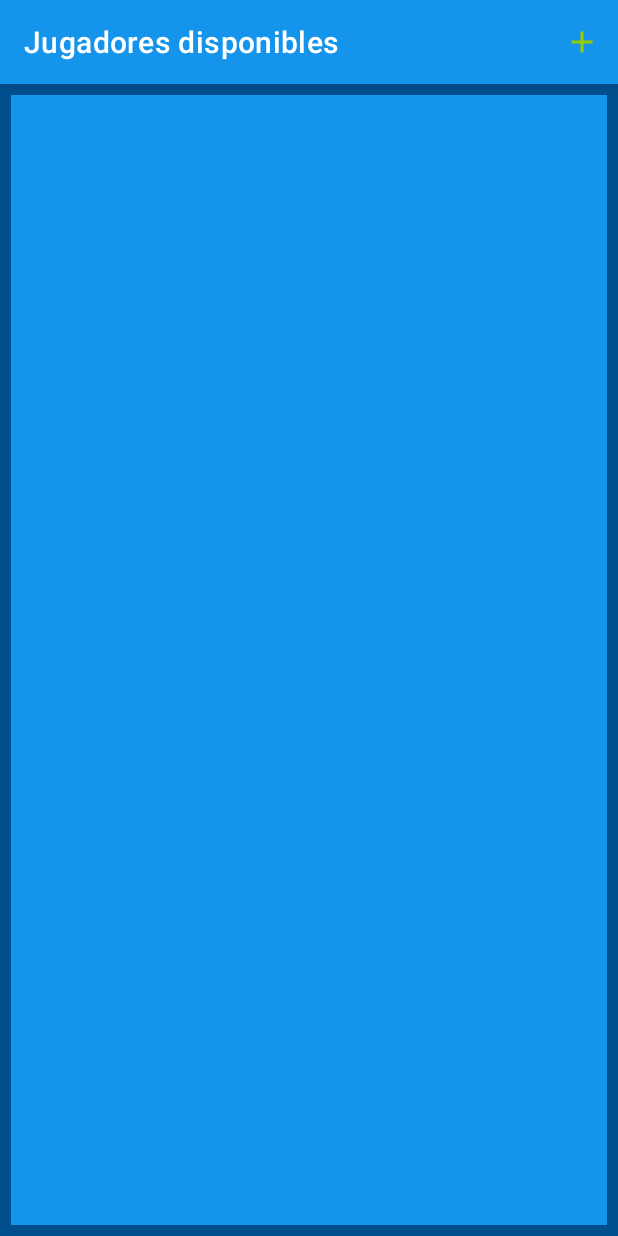
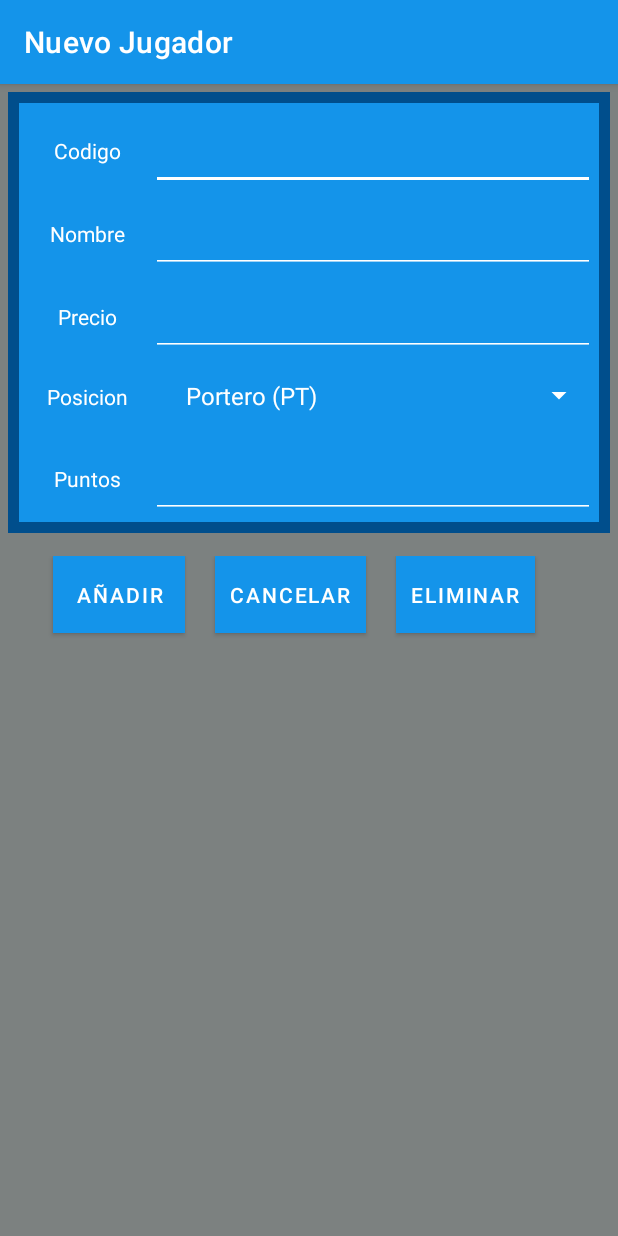
Before and after one commit to Gbalay92/PlayersDB, an Android app: the JugadoresRecycler screen opened directly, with no data from a screen before it, after a tap on "Insertar jugador", on a phone screen of 412 x 824 dp. Run offline under Robolectric (Android 15) with nearby library versions, the phone set to English and light mode, and no system bars; 2 statements that could not run were skipped.

Commit message:
activity jugador

```diff
--- a/app/src/main/AndroidManifest.xml
+++ b/app/src/main/AndroidManifest.xml
@@ -27,6 +27,8 @@
         </activity>
         <activity android:name=".JugadoresRecycler"
             android:label="Jugadores disponibles"/>
+        <activity android:name=".Jugador"
+            android:label="Nuevo Jugador"/>
     </application>
 
 </manifest>
--- /dev/null
+++ b/app/src/main/java/com/liceolapaz/dam/gbl/Jugador.kt
@@ -0,0 +1,31 @@
+package com.liceolapaz.dam.gbl
+
+import android.database.sqlite.SQLiteDatabase
+import android.os.Bundle
+import androidx.appcompat.app.AppCompatActivity
+import com.liceolapaz.dam.gbl.databinding.JugadorBinding
+
+
+class Jugador : AppCompatActivity() {
+    lateinit var binding: JugadorBinding
+    lateinit var jugadoresDb : JugadoresSql
+    lateinit var db: SQLiteDatabase
+
+    override fun onCreate(savedInstanceState: Bundle?) {
+        super.onCreate(savedInstanceState)
+        binding = JugadorBinding.inflate(layoutInflater)
+        setContentView(binding.root)
+
+        db=jugadoresDb.writableDatabase
+        var nombre=binding.nombre.toString()
+        var position=binding.posicion.toString()
+        var precio=binding.precio.toString()
+        var puntos=binding.puntos.toString()
+
+
+
+        binding.add.setOnClickListener {
+            db?.execSQL("INSERT INTO Jugadores (nombre,precio, posicion,puntos) VALUES($nombre,$precio,$position,$puntos)")
+        }
+    }
+}
--- a/app/src/main/java/com/liceolapaz/dam/gbl/JugadoresRecycler.kt
+++ b/app/src/main/java/com/liceolapaz/dam/gbl/JugadoresRecycler.kt
@@ -1,8 +1,10 @@
 package com.liceolapaz.dam.gbl
 
+import android.content.Intent
 import android.database.sqlite.SQLiteDatabase
 import android.os.Bundle
 import android.view.Menu
+import android.view.MenuItem
 import androidx.appcompat.app.AppCompatActivity
 import com.liceolapaz.dam.gbl.databinding.JugadorListBinding
 
@@ -28,9 +30,21 @@ class JugadoresRecycler : AppCompatActivity() {
 
 
     }
+
+
     override fun onCreateOptionsMenu(menu: Menu): Boolean {
         menuInflater.inflate(R.menu.app_menu, menu)
         return true
+    }
+    override fun onOptionsItemSelected(item: MenuItem) = when (item.itemId) {
+        R.id.action_nuevo -> {
+            val intent = Intent(this@JugadoresRecycler,Jugador::class.java)
+            startActivity(intent)
+            true
+        }
+        else -> {
+            super.onOptionsItemSelected(item)
+        }
     }
 
     override fun onDestroy() {
--- a/app/src/main/res/layout/activity_main.xml
+++ b/app/src/main/res/layout/activity_main.xml
@@ -73,6 +73,7 @@
 
             <TextView
                 android:id="@+id/txtError"
+                android:textColor="@color/white"
                 android:layout_width="match_parent"
                 android:layout_height="34dp"
                 android:padding="40dp"
--- a/app/src/main/res/layout/jugador.xml
+++ b/app/src/main/res/layout/jugador.xml
@@ -18,7 +18,6 @@
             tools:context=".Jugador">
 
             <TextView
-                android:textColor="@color/white"
                 android:layout_width="4dp"
                 android:layout_height="wrap_content"
                 android:layout_row="0"
@@ -29,6 +28,7 @@
 
             <EditText
                 android:id="@+id/codigo"
+                android:backgroundTint="@color/white"
                 android:layout_width="295dp"
                 android:layout_height="wrap_content"
                 android:layout_row="0"
@@ -38,7 +38,6 @@
                 android:padding="15dp" />
 
             <TextView
-                android:textColor="@color/white"
                 android:layout_columnWeight="1"
                 android:textAlignment="center"
                 android:layout_row="1"
@@ -48,8 +47,8 @@
                 android:text="Nombre"/>
 
             <EditText
-                android:textColor="@color/white"
-                android:id="@+id/Nombre"
+                android:backgroundTint="@color/white"
+                android:id="@+id/nombre"
                 android:layout_width="175dp"
                 android:layout_height="wrap_content"
                 android:layout_row="1"
@@ -58,7 +57,6 @@
                 android:inputType="textPassword"
                 android:padding="15dp"/>
             <TextView
-                android:textColor="@color/white"
                 android:layout_columnWeight="1"
                 android:textAlignment="center"
                 android:layout_row="2"
@@ -67,6 +65,7 @@
                 android:layout_height="wrap_content"
                 android:text="Precio"/>
             <EditText
+                android:backgroundTint="@color/white"
                 android:id="@+id/precio"
                 android:layout_row="2"
                 android:layout_column="1"
@@ -76,7 +75,6 @@
                 android:inputType="phone"
                 android:padding="15dp"/>
             <TextView
-                android:textColor="@color/white"
                 android:layout_columnWeight="1"
                 android:layout_row="3"
                 android:textAlignment="center"
@@ -87,15 +85,17 @@
                 android:padding="15dp"/>
             <Spinner
                 android:id="@+id/posicion"
+                android:textColor="@color/white"
+                android:backgroundTint="@color/white"
                 android:layout_row="3"
                 android:layout_column="1"
                 android:layout_columnWeight="2"
                 android:layout_width="wrap_content"
                 android:layout_height="wrap_content"
-                android:padding="15dp"/>
+                android:padding="15dp"
+                android:entries="@array/array_position"/>
 
             <TextView
-                android:textColor="@color/white"
                 android:layout_width="wrap_content"
                 android:layout_height="wrap_content"
                 android:layout_row="4"
@@ -104,6 +104,7 @@
                 android:text="Puntos"
                 android:textAlignment="center" />
             <EditText
+                android:backgroundTint="@color/white"
                 android:id="@+id/puntos"
                 android:layout_row="4"
                 android:layout_column="1"
--- /dev/null
+++ b/app/src/main/res/values/array_positions.xml
@@ -0,0 +1,9 @@
+<?xml version="1.0" encoding="utf-8"?>
+<resources>
+    <string-array name="array_position">
+        <item>Portero (PT)</item>
+        <item>Defensa (DF)</item>
+        <item>Mediocampista(MC)</item>
+        <item>Delantero(DL)</item>
+    </string-array>
+</resources>
--- a/app/src/main/res/values/themes.xml
+++ b/app/src/main/res/values/themes.xml
@@ -9,6 +9,7 @@
         <item name="colorSecondary">@color/grey</item>
         <item name="colorSecondaryVariant">@color/purple_500</item>
         <item name="colorOnSecondary">@color/teal_200</item>
+        <item name="android:textColor">@color/white</item>
         <!-- Status bar color. -->
         <item name="android:statusBarColor" tools:targetApi="l">?attr/colorPrimaryVariant</item>
         <!-- Customize your theme here. -->
```
